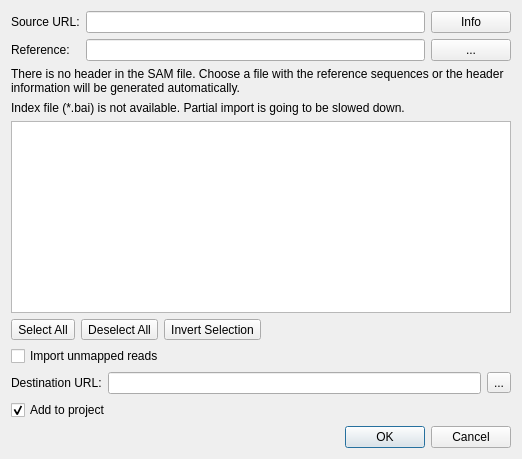
Qt form src/plugins/dbi_bam/src/ConvertToSQLiteDialog.ui (violethaze74/ugene) before a commit.
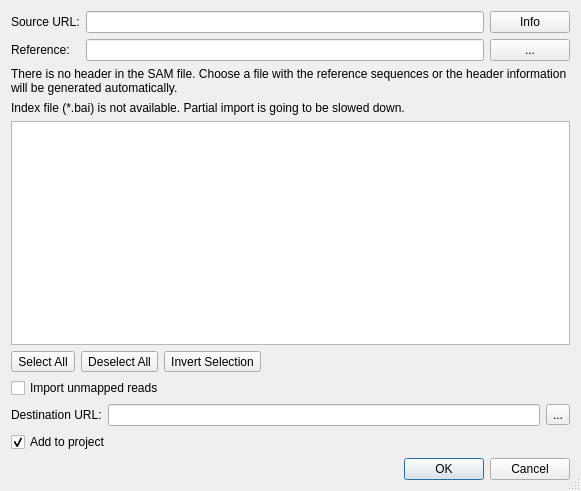
The same form after that commit.

Commit message: UGENE-5414. Resizing of Import SAM File dialog

The edit to the form file:
```diff
--- a/src/plugins/dbi_bam/src/ConvertToSQLiteDialog.ui
+++ b/src/plugins/dbi_bam/src/ConvertToSQLiteDialog.ui
@@ -2,12 +2,29 @@
 <ui version="4.0">
  <class>ConvertToSQLiteDialog</class>
  <widget class="QDialog" name="ConvertToSQLiteDialog">
+  <property name="geometry">
+   <rect>
+    <x>0</x>
+    <y>0</y>
+    <width>581</width>
+    <height>491</height>
+   </rect>
+  </property>
+  <property name="sizePolicy">
+   <sizepolicy hsizetype="Preferred" vsizetype="Preferred">
+    <horstretch>0</horstretch>
+    <verstretch>0</verstretch>
+   </sizepolicy>
+  </property>
   <property name="windowTitle">
    <string>Import BAM File</string>
   </property>
-  <layout class="QVBoxLayout" name="verticalLayout">
+  <property name="sizeGripEnabled">
+   <bool>true</bool>
+  </property>
+  <layout class="QVBoxLayout" name="dialogLayout">
    <property name="sizeConstraint">
-    <enum>QLayout::SetFixedSize</enum>
+    <enum>QLayout::SetDefaultConstraint</enum>
    </property>
    <item>
     <layout class="QGridLayout" name="gridLayout_3">
```
The commit also changes 1 other file.
